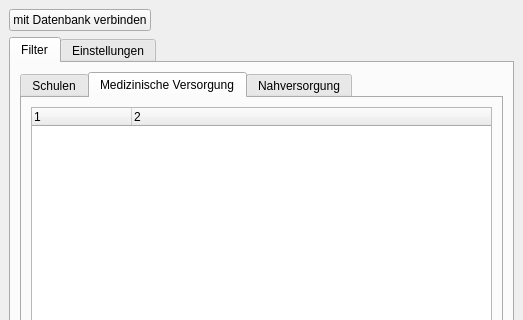
ChrFr/qgis-OTP, file SHKPlugin/shk_plugin_dialog_base.ui: the form before one commit; both pictures show x 0 to 523 and y 0 to 320 of the 523 by 560 pixel window.
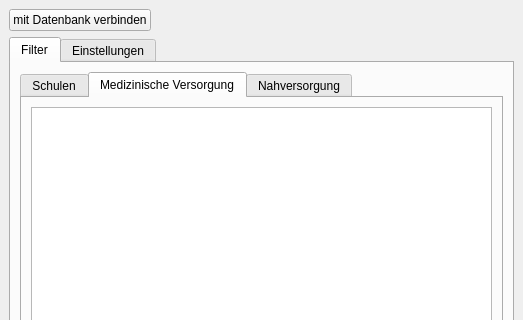
The form after the commit. The open tabs and pages were chosen to show the change.

Commit message: Update: SHK-Plugin - load filters from xml, values may have children

What changed in the file:
```diff
--- a/SHKPlugin/shk_plugin_dialog_base.ui
+++ b/SHKPlugin/shk_plugin_dialog_base.ui
@@ -86,18 +86,16 @@
             <item row="0" column="0">
              <widget class="QTreeWidget" name="medicine_tree">
               <property name="columnCount">
-               <number>2</number>
+               <number>1</number>
               </property>
+              <attribute name="headerVisible">
+               <bool>false</bool>
+              </attribute>
               <column>
                <property name="text">
                 <string notr="true">1</string>
                </property>
               </column>
-              <column>
-               <property name="text">
-                <string notr="true">2</string>
-               </property>
-              </column>
              </widget>
             </item>
            </layout>
```
Left out of the diff: 13 changed lines with no effect on the pictures. The commit also changes 3 other files.
